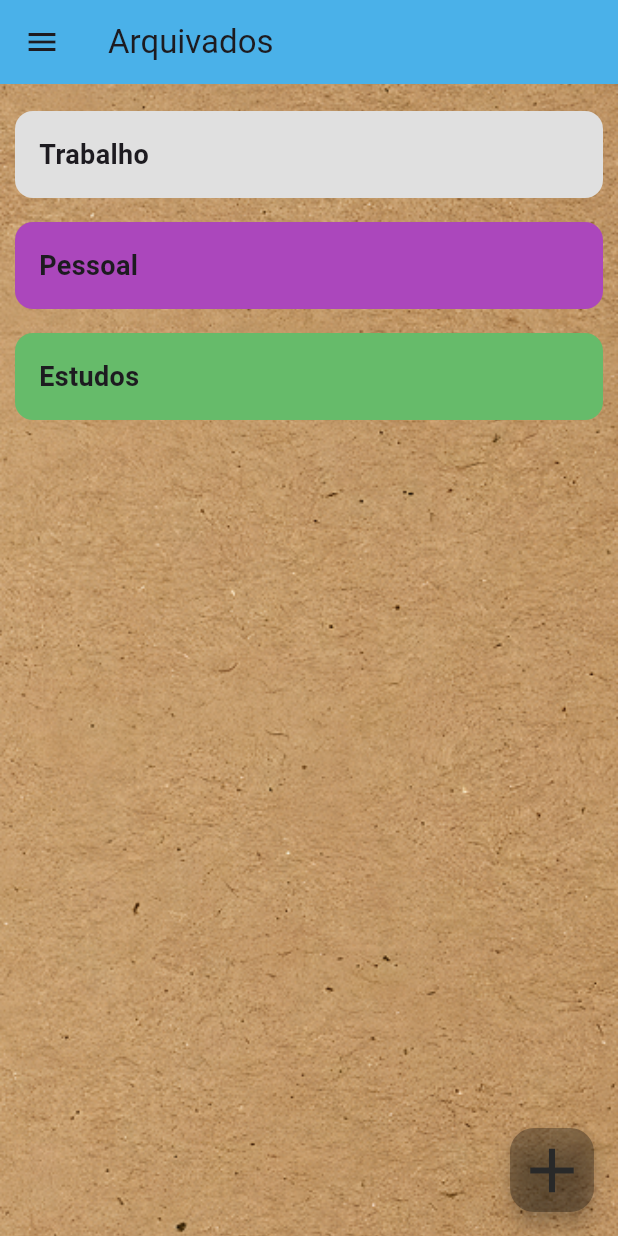
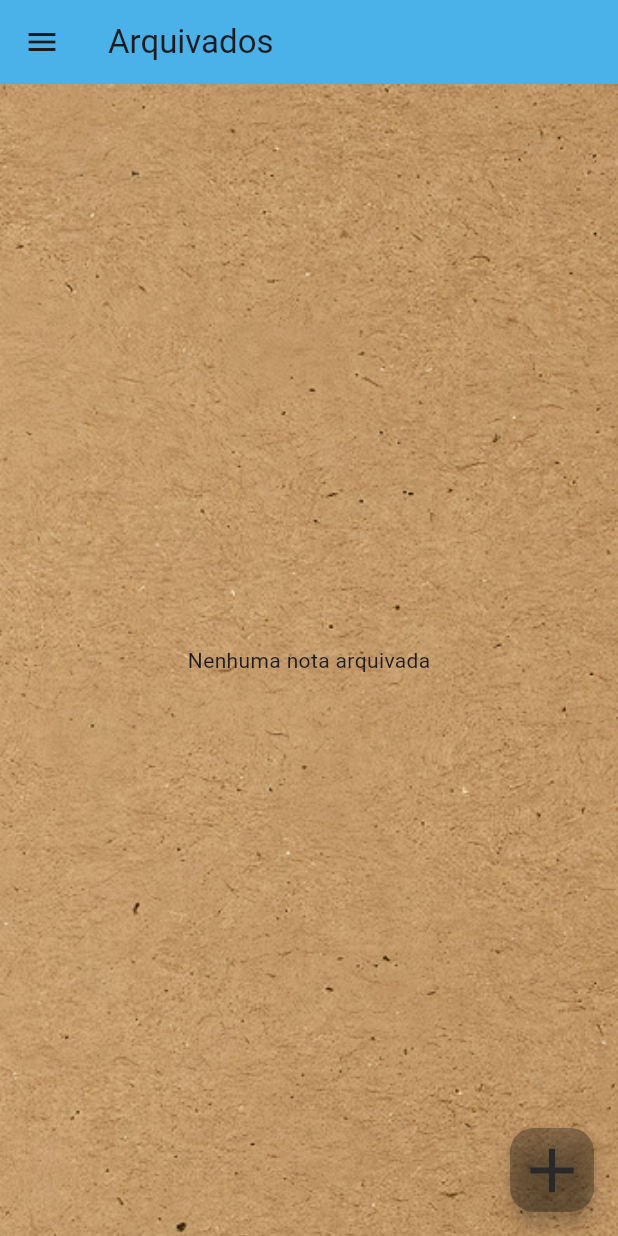
Before and after one commit to b4rradas/app_notasorg, a Flutter app: the ArquivadosView screen opened by its route, on a phone screen of 412 x 824 dp. Run offline on Flutter 3.47's test engine with Material 3 defaults, Android fonts, the light colour scheme and no system bars; our stand-ins replace device_preview, get_it.

Commit message:
Atualizando arquivados view, criando logica para arquivar uma nota

```diff
--- a/lib/view/arquivados_view.dart
+++ b/lib/view/arquivados_view.dart
@@ -1,16 +1,21 @@
+import 'package:app_notasorg/controller/notas_controller.dart';
 import 'package:app_notasorg/widgets/widgets.dart';
 import 'package:flutter/material.dart';
+import 'package:get_it/get_it.dart';
 
 class ArquivadosView extends StatelessWidget {
   const ArquivadosView({super.key});
 
   @override
   Widget build(BuildContext context) {
+    final NotasController controller = GetIt.I<NotasController>();
+    final archivedTask = controller.archivedtask;
+
     return Scaffold(
-      drawer: SideBar(),
+      drawer: const SideBar(),
       appBar: AppBar(
-        title: Text('Arquivados'),
-        backgroundColor: Color.fromARGB(255, 74, 177, 233),
+        title: const Text('Arquivados'),
+        backgroundColor: const Color.fromARGB(255, 74, 177, 233),
       ),
       body: Stack(
         children: [
@@ -24,36 +29,49 @@ class ArquivadosView extends StatelessWidget {
           ),
           Padding(
             padding: const EdgeInsets.all(10.0),
-            child: ListView(
-              children: [
-                ListCard(
-                  title: "Trabalho",
-                  color: Colors.grey[300]!,
-                  onTap: () {
-                    Navigator.of(context).pushNamed('trabalho');
-                  },
-                ),
-                ListCard(
-                  title: "Pessoal",
-                  color: Colors.purple[400]!,
-                  onTap: () {
-                    Navigator.of(context).pushNamed('pessoal');
-                  },
-                ),
-                ListCard(
-                  title: "Estudos",
-                  color: Colors.green[400]!,
-                  onTap: () {
-                    Navigator.of(context).pushNamed('estudos');
-                  },
-                ),
-              ],
-            ),
+            child: archivedTask.isEmpty
+                ? const Center(child: Text('Nenhuma nota arquivada'))
+                : ListView.builder(
+                    itemCount: archivedTask.length,
+                    itemBuilder: (context, index) {
+                      final task = archivedTask[index];
+                      return Container(
+                        decoration: BoxDecoration(
+                          color: const Color.fromARGB(255, 233, 229, 226),
+                          borderRadius: BorderRadius.circular(8),
+                          boxShadow: [
+                            BoxShadow(
+                              color: Colors.grey.shade400,
+                              blurRadius: 4,
+                              offset: const Offset(2, 2),
+                            ),
+                          ],
+                        ),
+                        margin: const EdgeInsets.symmetric(vertical: 5),
+                        child: ListTile(
+                          title: Text(task.name),
+                          subtitle: Text(task.description),
+                          trailing: PopupMenuButton<String>(
+                            onSelected: (value) {
+                            },
+                            itemBuilder: (context) => const [
+                              PopupMenuItem(
+                                value: '',
+                                child: Text('placeholder'),
+                              ),
+                            ],
+                          ),
+                        ),
+                      );
+                    },
+                  ),
           ),
         ],
       ),
       floatingActionButton: FloatingActionButton(
-        onPressed: () {},
+        onPressed: () {
+          Navigator.of(context).pushNamed('criar_nota');
+        },
         backgroundColor: const Color.fromARGB(76, 0, 0, 0),
         child: PopupMenuButton<String>(
           onSelected: (value) {
@@ -61,8 +79,8 @@ class ArquivadosView extends StatelessWidget {
               Navigator.of(context).pushNamed('criar_nota');
             }
           },
-          itemBuilder: (context) => [
-            const PopupMenuItem(
+          itemBuilder: (context) => const [
+            PopupMenuItem(
               value: 'nova_nota',
               child: Text('Nova Nota'),
             ),
--- a/lib/view/group_view.dart
+++ b/lib/view/group_view.dart
@@ -174,7 +174,10 @@ class _NotaTileState extends State<NotaTile> {
               controller.deleteTask(widget.task);
               Navigator.pushNamedAndRemoveUntil(context, 'lixeira', (route) => false);
             }
-
+            else if (value == 'arquivado'){
+              controller.archiveTask(widget.task);
+              Navigator.pushNamedAndRemoveUntil(context, 'arquivados', (route) => false);
+            }
 
           },
           itemBuilder: (context) => [
```
